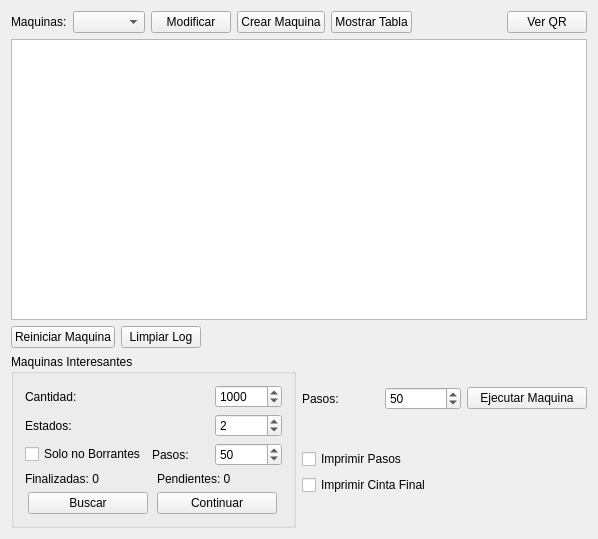
Old version of the form mainwindow.ui in the repository cnovarino/TuringMachinesQT.
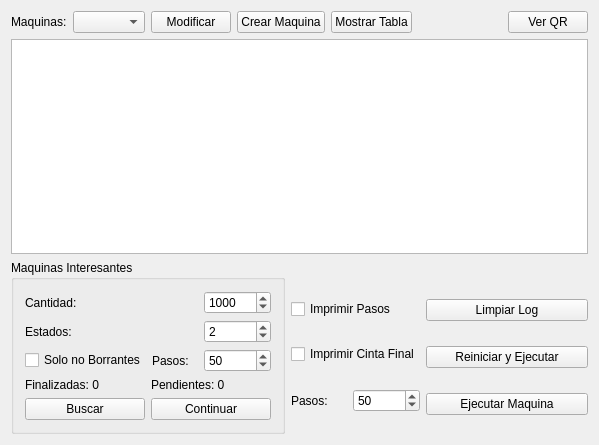
New version of the form.

Commit message: Added Reset & Exec button (WIP)

The edit to the form file:
```diff
--- a/mainwindow.ui
+++ b/mainwindow.ui
@@ -6,15 +6,15 @@
    <rect>
     <x>0</x>
     <y>0</y>
-    <width>598</width>
-    <height>539</height>
+    <width>599</width>
+    <height>445</height>
    </rect>
   </property>
   <property name="windowTitle">
    <string>MainWindow</string>
   </property>
   <widget class="QWidget" name="centralWidget">
-   <layout class="QVBoxLayout" name="verticalLayout_2">
+   <layout class="QVBoxLayout" name="verticalLayout_3">
     <item>
      <layout class="QHBoxLayout" name="horizontalLayout_5">
       <item>
@@ -82,38 +82,7 @@
      <widget class="QTextBrowser" name="tbConsole"/>
     </item>
     <item>
-     <layout class="QHBoxLayout" name="horizontalLayout_4">
-      <item>
-       <widget class="QPushButton" name="btnReset">
-        <property name="text">
-         <string>Reiniciar Maquina</string>
-        </property>
-       </widget>
-      </item>
-      <item>
-       <widget class="QPushButton" name="btnClearLog">
-        <property name="text">
-         <string>Limpiar Log</string>
-        </property>
-       </widget>
-      </item>
-      <item>
-       <spacer name="horizontalSpacer_3">
-        <property name="orientation">
-         <enum>Qt::Horizontal</enum>
-        </property>
-        <property name="sizeHint" stdset="0">
-         <size>
-          <width>40</width>
-          <height>20</height>
-         </size>
-        </property>
-       </spacer>
-      </item>
-     </layout>
-    </item>
-    <item>
-     <layout class="QHBoxLayout" name="horizontalLayout_8">
+     <layout class="QHBoxLayout" name="horizontalLayout_6">
       <item>
        <widget class="QGroupBox" name="groupBox">
         <property name="title">
@@ -248,44 +217,55 @@
        </widget>
       </item>
       <item>
-       <layout class="QVBoxLayout" name="verticalLayout_6">
+       <layout class="QHBoxLayout" name="horizontalLayout_4">
         <item>
-         <layout class="QHBoxLayout" name="horizontalLayout_2">
+         <layout class="QVBoxLayout" name="verticalLayout">
           <item>
-           <widget class="QLabel" name="label_4">
+           <spacer name="verticalSpacer_2">
+            <property name="orientation">
+             <enum>Qt::Vertical</enum>
+            </property>
+            <property name="sizeType">
+             <enum>QSizePolicy::Minimum</enum>
+            </property>
+            <property name="sizeHint" stdset="0">
+             <size>
+              <width>20</width>
+              <height>20</height>
+             </size>
+            </property>
+           </spacer>
+          </item>
+          <item>
+           <widget class="QCheckBox" name="chkPrintSteps">
             <property name="text">
-             <string>Pasos:</string>
+             <string>Imprimir Pasos</string>
             </property>
            </widget>
           </item>
           <item>
-           <widget class="QSpinBox" name="spnSteps">
-            <property name="maximum">
-             <number>50000000</number>
+           <widget class="QCheckBox" name="chkPrintFinalTape">
+            <property name="text">
+             <string>Imprimir Cinta Final</string>
             </property>
-            <property name="value">
-             <number>50</number>
-            </property>
            </widget>
           </item>
           <item>
-           <layout class="QVBoxLayout" name="verticalLayout">
+           <layout class="QHBoxLayout" name="horizontalLayout_2">
             <item>
-             <widget class="QPushButton" name="btnExecute">
-              <property name="minimumSize">
-               <size>
-                <width>120</width>
-                <height>0</height>
-               </size>
-              </property>
-              <property name="maximumSize">
-               <size>
-                <width>120</width>
-                <height>16777215</height>
-               </size>
-              </property>
+             <widget class="QLabel" name="label_4">
               <property name="text">
-               <string>Ejecutar Maquina</string>
+               <string>Pasos:</string>
+              </property>
+             </widget>
+            </item>
+            <item>
+             <widget class="QSpinBox" name="spnSteps">
+              <property name="maximum">
+               <number>50000000</number>
+              </property>
+              <property name="value">
+               <number>50</number>
               </property>
              </widget>
             </item>
@@ -294,24 +274,61 @@
          </layout>
         </item>
         <item>
-         <layout class="QHBoxLayout" name="horizontalLayout_6">
+         <layout class="QVBoxLayout" name="verticalLayout_2">
           <item>
-           <layout class="QVBoxLayout" name="verticalLayout_5">
-            <item>
-             <widget class="QCheckBox" name="chkPrintSteps">
-              <property name="text">
-               <string>Imprimir Pasos</string>
-              </property>
-             </widget>
-            </item>
-            <item>
-             <widget class="QCheckBox" name="chkPrintFinalTape">
-              <property name="text">
-               <string>Imprimir Cinta Final</string>
-              </property>
-             </widget>
-            </item>
-           </layout>
+           <spacer name="verticalSpacer">
+            <property name="orientation">
+             <enum>Qt::Vertical</enum>
+            </property>
+            <property name="sizeType">
+             <enum>QSizePolicy::Minimum</enum>
+            </property>
+            <property name="sizeHint" stdset="0">
+             <size>
+              <width>20</width>
+              <height>20</height>
+             </size>
+            </property>
+           </spacer>
+          </item>
+          <item>
+           <widget class="QPushButton" name="btnClearLog">
+            <property name="text">
+             <string>Limpiar Log</string>
+            </property>
+           </widget>
+          </item>
+          <item>
+           <widget class="QPushButton" name="btnReset">
+            <property name="text">
+             <string>Reiniciar y Ejecutar</string>
+            </property>
+           </widget>
+          </item>
+          <item>
+           <widget class="QPushButton" name="btnExecute">
+            <property name="sizePolicy">
+             <sizepolicy hsizetype="Expanding" vsizetype="Fixed">
+              <horstretch>0</horstretch>
+              <verstretch>0</verstretch>
+             </sizepolicy>
+            </property>
+            <property name="minimumSize">
+             <size>
+              <width>0</width>
+              <height>0</height>
+             </size>
+            </property>
+            <property name="maximumSize">
+             <size>
+              <width>16777215</width>
+              <height>16777215</height>
+             </size>
+            </property>
+            <property name="text">
+             <string>Ejecutar Maquina</string>
+            </property>
+           </widget>
           </item>
          </layout>
         </item>
```
The commit also changes 4 other files.
